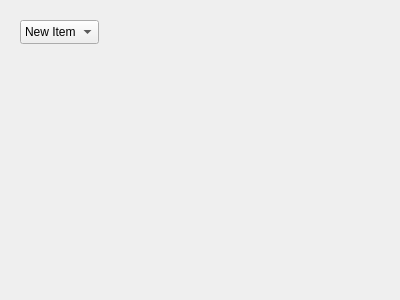
kitoran/exercises, file mandelbrotQt/widget.ui: the form before one commit.
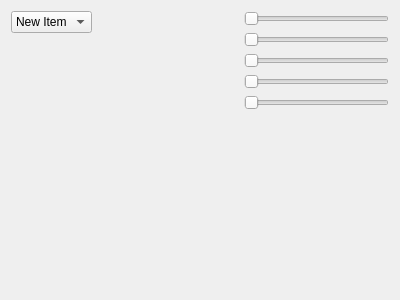
The form after the commit.

```diff
--- a/mandelbrotQt/widget.ui
+++ b/mandelbrotQt/widget.ui
@@ -13,15 +13,9 @@
   <property name="windowTitle">
    <string>Widget</string>
   </property>
+  <layout class="QGridLayout" name="gridLayout">
+   <item row="0" column="0">
   <widget class="QComboBox" name="comboBox">
-   <property name="geometry">
-    <rect>
-     <x>20</x>
-     <y>20</y>
-     <width>79</width>
-     <height>24</height>
-    </rect>
-   </property>
    <item>
     <property name="text">
      <string>New Item</string>
@@ -108,6 +102,73 @@
     </property>
    </item>
   </widget>
+   </item>
+   <item row="0" column="2" rowspan="2">
+    <layout class="QVBoxLayout" name="verticalLayout">
+     <item>
+      <widget class="QSlider" name="horizontalSlider">
+       <property name="orientation">
+        <enum>Qt::Horizontal</enum>
+       </property>
+      </widget>
+     </item>
+     <item>
+      <widget class="QSlider" name="horizontalSlider_2">
+       <property name="orientation">
+        <enum>Qt::Horizontal</enum>
+       </property>
+      </widget>
+     </item>
+     <item>
+      <widget class="QSlider" name="horizontalSlider_3">
+       <property name="orientation">
+        <enum>Qt::Horizontal</enum>
+       </property>
+      </widget>
+     </item>
+     <item>
+      <widget class="QSlider" name="horizontalSlider_4">
+       <property name="orientation">
+        <enum>Qt::Horizontal</enum>
+       </property>
+      </widget>
+     </item>
+     <item>
+      <widget class="QSlider" name="horizontalSlider_5">
+       <property name="orientation">
+        <enum>Qt::Horizontal</enum>
+       </property>
+      </widget>
+     </item>
+    </layout>
+   </item>
+   <item row="1" column="1">
+    <spacer name="horizontalSpacer">
+     <property name="orientation">
+      <enum>Qt::Horizontal</enum>
+     </property>
+     <property name="sizeHint" stdset="0">
+      <size>
+       <width>142</width>
+       <height>20</height>
+      </size>
+     </property>
+    </spacer>
+   </item>
+   <item row="2" column="2">
+    <spacer name="verticalSpacer">
+     <property name="orientation">
+      <enum>Qt::Vertical</enum>
+     </property>
+     <property name="sizeHint" stdset="0">
+      <size>
+       <width>20</width>
+       <height>172</height>
+      </size>
+     </property>
+    </spacer>
+   </item>
+  </layout>
  </widget>
  <layoutdefault spacing="6" margin="11"/>
  <resources/>
```
Lines whose indentation alone changed are shown as unchanged.
